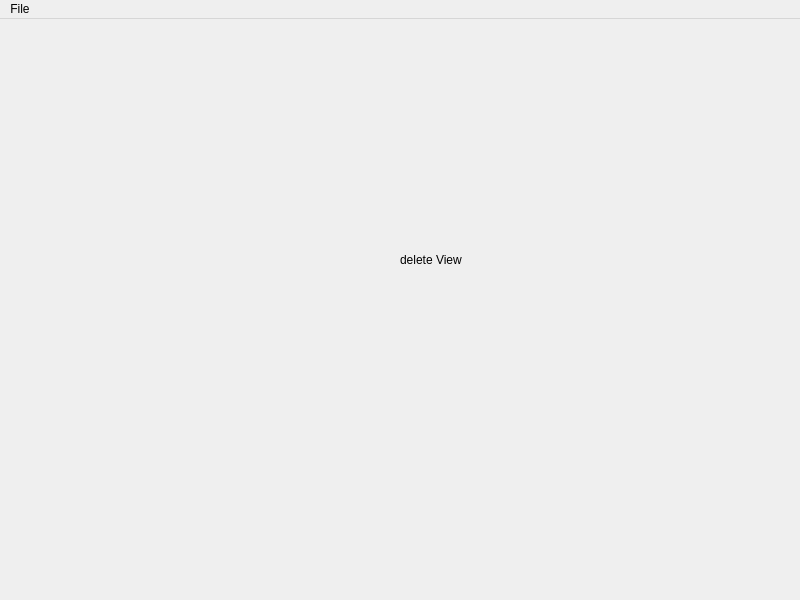
Before: the Qt Designer form src/windows/mainwindow.ui in fast-food-finder-associates/FastFoodFinder, drawn with Qt 5.
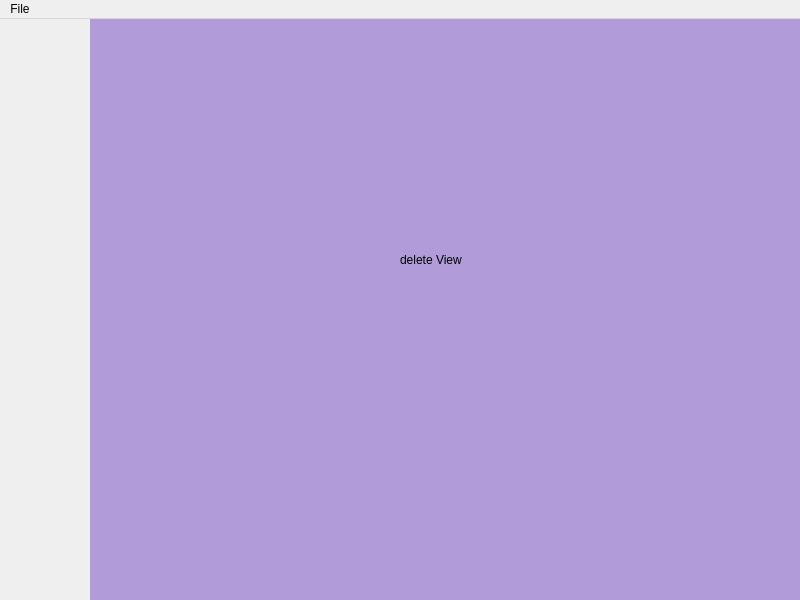
After: the same form once the commit is applied. The open tabs and pages were chosen to show the change. Icons and pictures are not drawn.

Commit message: Changed hex to no quotes per Chris's request

```diff
--- a/src/windows/mainwindow.ui
+++ b/src/windows/mainwindow.ui
@@ -277,7 +277,7 @@
       <widget class="QWidget" name="deleteView">
        <property name="styleSheet">
         <string notr="true">QWidget#deleteView {
-background-color: &quot;#B19CD9&quot;;
+background-color: #B19CD9;
 }</string>
        </property>
        <widget class="QLabel" name="label_7">
```
Left out of the diff: 1 changed line with no effect on the pictures. The commit also changes 1 other file.
